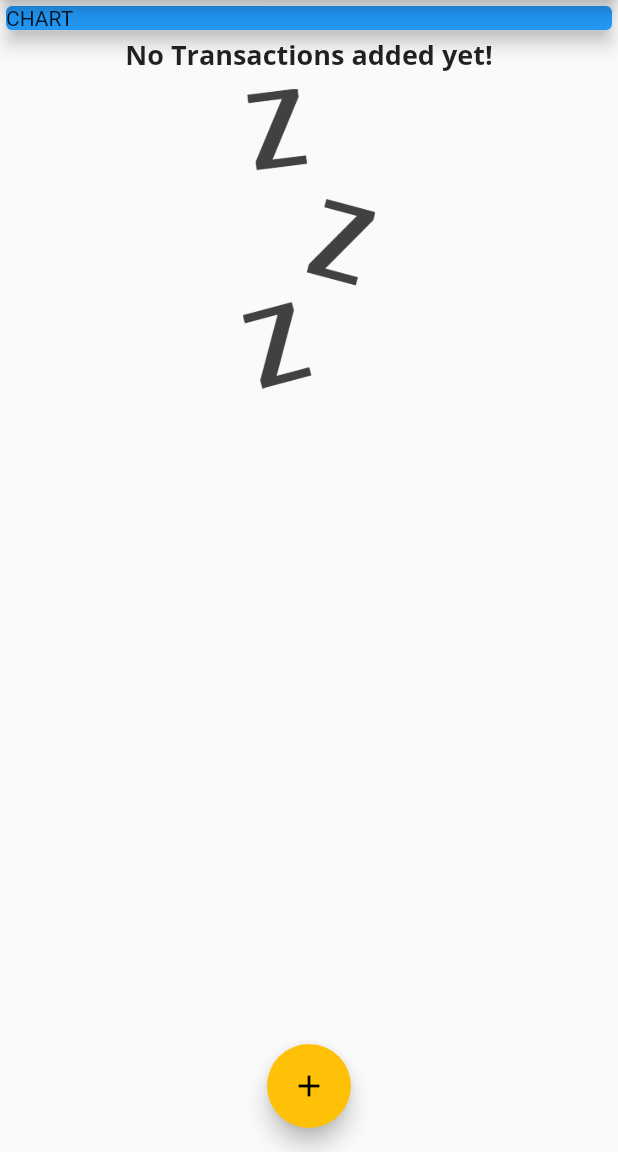
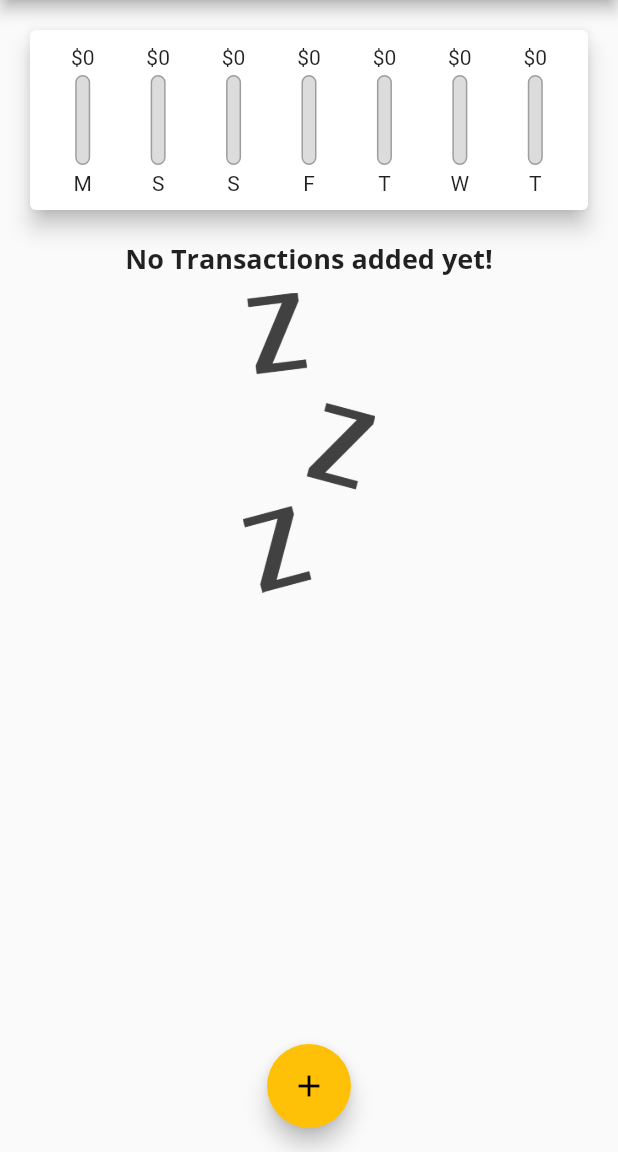
Before and after one commit to Aleksandr677/Personal-Expenses-App, a Flutter app: the screen it shows after launch, on a phone screen of 412 x 824 dp, the part 84-1236 px from its top. Run offline on Flutter 3.47's test engine with Material 2 defaults, Android fonts, the phone set to English and light mode, and no system bars.

Commit message:
feat: add chart bar

```diff
--- a/personal_expenses/lib/main.dart
+++ b/personal_expenses/lib/main.dart
@@ -5,6 +5,7 @@ import 'package:personal_expenses/widgets/new_transaction.dart';
 import 'package:personal_expenses/widgets/transaction_list.dart';
 import './widgets/new_transaction.dart';
 import './models/transaction.dart';
+import './widgets/chart.dart';
 
 void main() => runApp(MyApp());
 
@@ -46,6 +47,16 @@ class MyHomePage extends StatefulWidget {
 class _MyHomePageState extends State<MyHomePage> {
   final List<Transaction> _userTransaction = [];
 
+  List<Transaction> get _recentTransactions {
+    return _userTransaction.where((tx) {
+      return tx.date.isAfter(
+        DateTime.now().subtract(
+          Duration(days: 7),
+          ),
+        );
+    }).toList();
+  }
+
   void _addNewTransaction(String title, double amount) {
     final newTX = Transaction(
         id: DateTime.now().toString(),
@@ -86,14 +97,7 @@ class _MyHomePageState extends State<MyHomePage> {
           mainAxisAlignment: MainAxisAlignment.start,
           crossAxisAlignment: CrossAxisAlignment.center,
           children: <Widget>[
-            Container(
-              width: double.infinity,
-              child: Card(
-                color: Colors.blue,
-                elevation: 5,
-                child: Text("CHART"),
-              ),
-            ),
+            Chart(_recentTransactions),
             TransactionList(_userTransaction)
           ],
         ),
--- /dev/null
+++ b/personal_expenses/lib/widgets/chart.dart
@@ -0,0 +1,55 @@
+import 'package:flutter/material.dart';
+import 'package:intl/intl.dart';
+import '../models/transaction.dart';
+import './chart_bar.dart';
+
+class Chart extends StatelessWidget {
+  final List<Transaction> recentTransactions;
+
+  Chart(this.recentTransactions);
+
+  List<Map<String, dynamic>> get groupedTransactionValues {
+    return List.generate(7, (index) {
+      final weekDay = DateTime.now().subtract(Duration(days: index));
+      var totalSum = 0.0;
+
+      for (var i = 0; i < recentTransactions.length; i++) {
+        if (recentTransactions[i].date.day == weekDay.day &&
+            recentTransactions[i].date.month == weekDay.month &&
+            recentTransactions[i].date.year == weekDay.year) {
+          totalSum += recentTransactions[i].amount;
+        };
+      }
+      return {"day": DateFormat.E().format(weekDay).substring(0, 1), "amount": totalSum};
+    });
+  }
+
+  double get maxSpending {
+    return groupedTransactionValues.fold( 0.0, (sum, item) {
+      return sum + (item["amount"] as double);
+    });
+  }
+
+  @override
+  Widget build(BuildContext context) {
+    return Card(
+      elevation: 6,
+      margin: EdgeInsets.all(20),
+      child: Container(
+        padding: EdgeInsets.all(10),
+        child: Row(
+          mainAxisAlignment: MainAxisAlignment.spaceAround,
+          children: groupedTransactionValues.map((data) {
+            return Flexible(
+              fit: FlexFit.tight,
+              child: ChartBar(data['day'],
+              data['amount'],
+              maxSpending == 0.0
+              ? 0.0
+              : (data['amount'] as double) / maxSpending));
+          }).toList()
+        ),
+      ),
+    );
+  }
+}
--- /dev/null
+++ b/personal_expenses/lib/widgets/chart_bar.dart
@@ -0,0 +1,51 @@
+import 'package:flutter/material.dart';
+
+class ChartBar extends StatelessWidget {
+  final String label;
+  final double spendingAmount;
+  final double spendingPctOfTotal;
+
+  ChartBar(this.label, this.spendingAmount, this.spendingPctOfTotal);
+
+  @override
+  Widget build(BuildContext context) {
+    return Column(
+      children: <Widget>[
+        FittedBox(
+          child: Text("\$${spendingAmount.toStringAsFixed(0)}")
+        ),
+        SizedBox(
+          height: 4,
+        ),
+        Container(
+          height: 60,
+          width: 10,
+          child: Stack(
+            children: <Widget>[
+              Container(
+                decoration: BoxDecoration(
+                    border: Border.all(color: Colors.grey, width: 1.0),
+                    color: Color.fromRGBO(220, 220, 220, 1),
+                    borderRadius: BorderRadius.circular(10)
+                    ),
+              ),
+              FractionallySizedBox(
+                heightFactor: spendingPctOfTotal,
+                child: Container(
+                  decoration: BoxDecoration(
+                    color: Theme.of(context).primaryColor,
+                    borderRadius: BorderRadius.circular(10)
+                    ),
+                ),
+               )
+            ],
+          ),
+        ),
+        SizedBox(
+          height: 4,
+        ),
+        Text(label)
+      ],
+    );
+  }
+}
```
